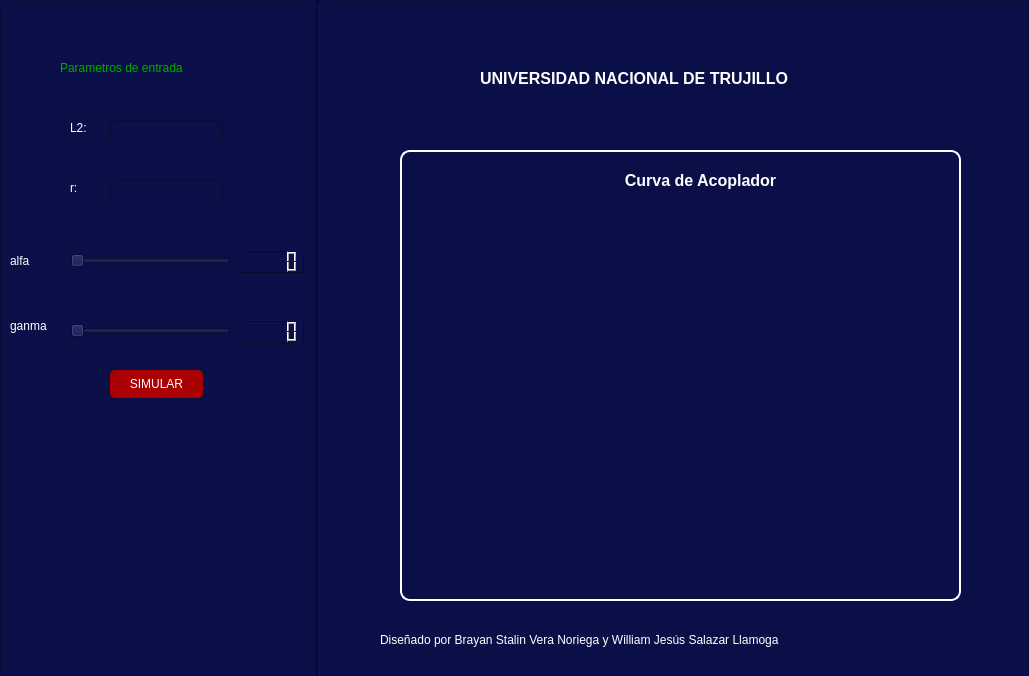
Qt form untitled.ui (WJS13/LAB_3-TMM) before a commit.
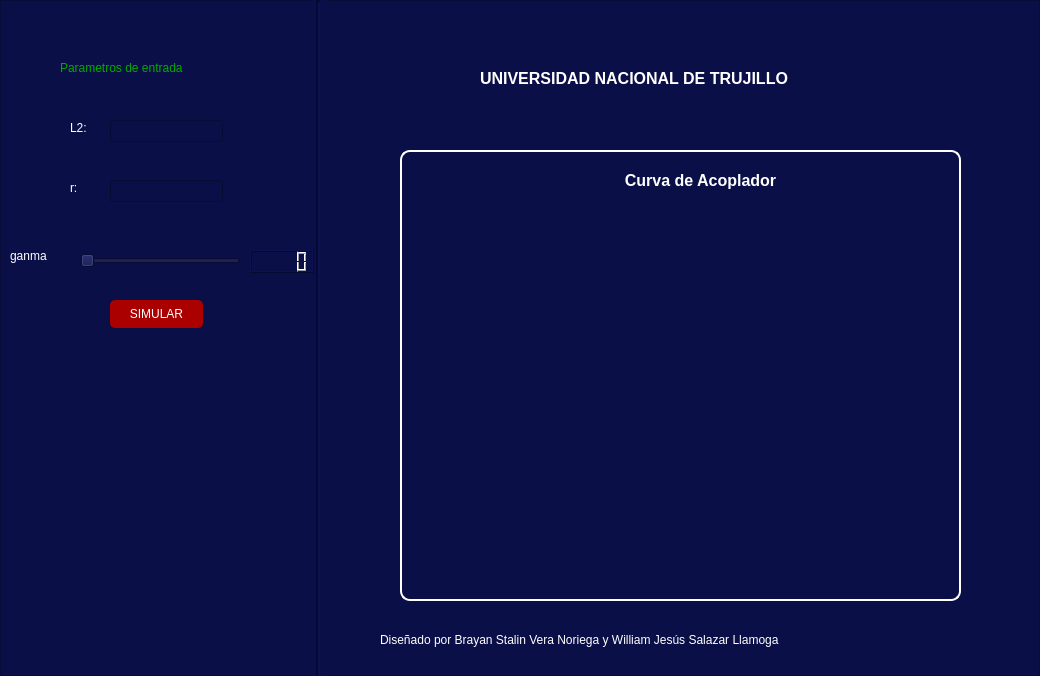
The same form after that commit. Icons and pictures are not drawn.

What changed in the file:
```diff
--- a/untitled.ui
+++ b/untitled.ui
@@ -6,7 +6,7 @@
    <rect>
     <x>0</x>
     <y>0</y>
-    <width>1029</width>
+    <width>1040</width>
     <height>676</height>
    </rect>
   </property>
@@ -67,30 +67,11 @@
         <enum>Qt::Vertical</enum>
        </property>
       </widget>
-      <widget class="QSlider" name="horizontalSlider">
-       <property name="geometry">
-        <rect>
-         <x>70</x>
-         <y>250</y>
-         <width>160</width>
-         <height>22</height>
-        </rect>
-       </property>
-       <property name="styleSheet">
-        <string notr="true">border-color: rgb(255, 255, 255);</string>
-       </property>
-       <property name="maximum">
-        <number>360</number>
-       </property>
-       <property name="orientation">
-        <enum>Qt::Horizontal</enum>
-       </property>
-      </widget>
       <widget class="QSlider" name="horizontalSlider_2">
        <property name="geometry">
         <rect>
-         <x>70</x>
-         <y>320</y>
+         <x>80</x>
+         <y>250</y>
          <width>160</width>
          <height>22</height>
         </rect>
@@ -168,21 +149,11 @@
         <layout class="QVBoxLayout" name="verticalLayout"/>
        </widget>
       </widget>
-      <widget class="QLCDNumber" name="lcdNumber">
-       <property name="geometry">
-        <rect>
-         <x>240</x>
-         <y>250</y>
-         <width>64</width>
-         <height>23</height>
-        </rect>
-       </property>
-      </widget>
       <widget class="QLCDNumber" name="lcdNumber_2">
        <property name="geometry">
         <rect>
-         <x>240</x>
-         <y>320</y>
+         <x>250</x>
+         <y>250</y>
          <width>64</width>
          <height>23</height>
         </rect>
@@ -289,28 +260,11 @@
         <string>r:</string>
        </property>
       </widget>
-      <widget class="QLabel" name="label_7">
-       <property name="geometry">
-        <rect>
-         <x>10</x>
-         <y>250</y>
-         <width>41</width>
-         <height>21</height>
-        </rect>
-       </property>
-       <property name="styleSheet">
-        <string notr="true">font: 75 12pt &quot;MS Shell Dlg 2&quot;;
-color: rgb(255, 255, 255);</string>
-       </property>
-       <property name="text">
-        <string>alfa</string>
-       </property>
-      </widget>
       <widget class="QLabel" name="label_8">
        <property name="geometry">
         <rect>
          <x>10</x>
-         <y>310</y>
+         <y>240</y>
          <width>61</width>
          <height>31</height>
         </rect>
@@ -327,7 +281,7 @@
        <property name="geometry">
         <rect>
          <x>110</x>
-         <y>370</y>
+         <y>300</y>
          <width>93</width>
          <height>28</height>
         </rect>
```
